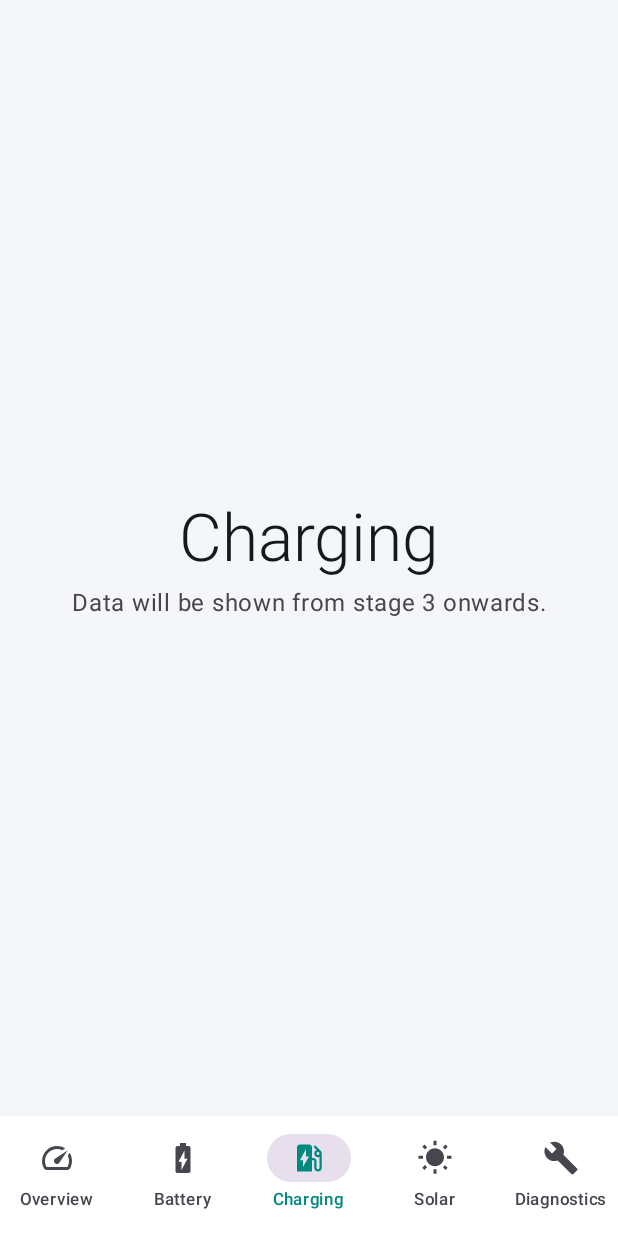
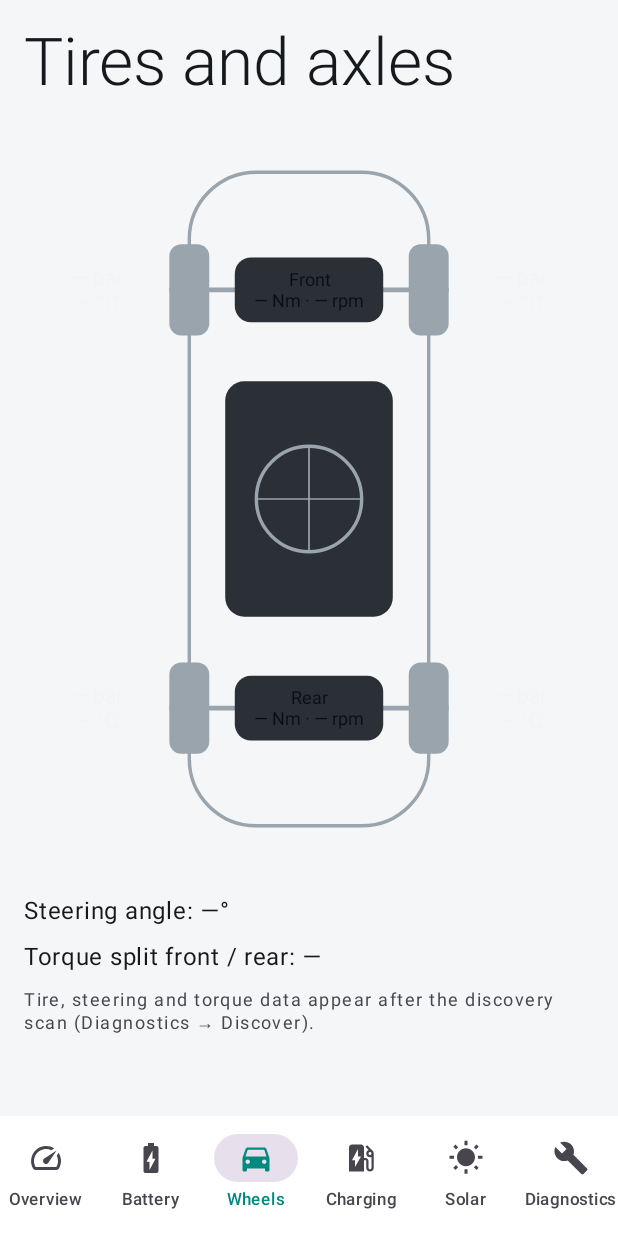
Before and after one commit to eplik82/Ioniq5_app, an Android app built with Jetpack Compose: the screen it shows after launch (MainActivity), item 3 of the bottom bar chosen, on a phone screen of 412 x 824 dp. Run offline under Robolectric (Android 15) with nearby library versions, the phone set to English and light mode, and no system bars.

Commit message:
Interactive battery pack view, tires and axles view, stage 3 discovery scan
- Battery: 180 cells with values inside, voltage/deviation colour modes,
  tap a cell for details; 16 module temperature sensors (from BMS 0101/0105)
- Tires and axles: top-down car with wheels (pressure, temperature),
  front wheels turned by steering angle, motor boxes per axle, g-dot,
  torque split; tire/steering/torque PIDs pending discovery
- Diagnostics: one-tap stage 3 discovery scan over TPMS, motors, brakes,
  steering and VCU (incl. KWP 21xx)

Co-Authored-By: Claude Opus 5.5 <noreply@anthropic.com>
Claude-Session: https://claude.ai/code/session_01M9Xar97AQkJ9rGqLFBecq9

```diff
--- a/app/src/main/java/com/eplik/ioniq5/ui/Ioniq5App.kt
+++ b/app/src/main/java/com/eplik/ioniq5/ui/Ioniq5App.kt
@@ -7,6 +7,7 @@ import androidx.compose.material.icons.filled.BatteryChargingFull
 import androidx.compose.material.icons.filled.Build
 import androidx.compose.material.icons.filled.EvStation
 import androidx.compose.material.icons.filled.Speed
+import androidx.compose.material.icons.filled.DirectionsCar
 import androidx.compose.material.icons.filled.WbSunny
 import androidx.compose.material3.Icon
 import androidx.compose.material3.MaterialTheme
@@ -26,6 +27,7 @@ import androidx.compose.ui.platform.LocalContext
 import androidx.lifecycle.compose.collectAsStateWithLifecycle
 import com.eplik.ioniq5.Ioniq5Application
 import com.eplik.ioniq5.ui.diagnostics.DiagnosticsScreen
+import com.eplik.ioniq5.ui.screens.AxlesScreen
 import com.eplik.ioniq5.ui.screens.BatteryScreen
 import com.eplik.ioniq5.ui.screens.ConnectionScreen
 import androidx.compose.ui.res.stringResource
@@ -37,6 +39,7 @@ import com.eplik.ioniq5.ui.screens.PlaceholderScreen
 private enum class Tab(@StringRes val label: Int, val icon: ImageVector, val stage: Int) {
     OVERVIEW(R.string.tab_overview, Icons.Filled.Speed, 2),
     BATTERY(R.string.tab_battery, Icons.Filled.BatteryChargingFull, 2),
+    AXLES(R.string.tab_axles, Icons.Filled.DirectionsCar, 3),
     CHARGING(R.string.tab_charging, Icons.Filled.EvStation, 3),
     SOLAR(R.string.tab_solar, Icons.Filled.WbSunny, 3),
     DIAGNOSTICS(R.string.tab_diagnostics, Icons.Filled.Build, 1),
@@ -85,6 +88,7 @@ fun Ioniq5App() {
             showConnection -> ConnectionScreen(connection, onBack = { showConnection = false }, modifier = modifier)
             selected == Tab.OVERVIEW -> OverviewScreen(status, readings, onConnectionClick = { showConnection = true }, modifier = modifier)
             selected == Tab.BATTERY -> BatteryScreen(readings, modifier)
+            selected == Tab.AXLES -> AxlesScreen(readings, modifier)
             selected == Tab.DIAGNOSTICS -> DiagnosticsScreen(onConnectionClick = { showConnection = true }, modifier = modifier)
             else -> PlaceholderScreen(stringResource(selected.label), selected.stage, modifier)
         }
--- a/app/src/main/java/com/eplik/ioniq5/ui/diagnostics/DiagnosticsScreen.kt
+++ b/app/src/main/java/com/eplik/ioniq5/ui/diagnostics/DiagnosticsScreen.kt
@@ -105,6 +105,9 @@ fun DiagnosticsScreen(
             OutlinedButton(onClick = { viewModel.scanDids(ecu, didFrom, didTo) }, enabled = connected && !busy) {
                 Text(stringResource(R.string.scan_dids))
             }
+            OutlinedButton(onClick = { viewModel.runDiscovery() }, enabled = connected && !busy) {
+                Text(stringResource(R.string.discover_stage3))
+            }
             if (busy) Button(onClick = { viewModel.stop() }) { Text(stringResource(R.string.stop)) }
             OutlinedButton(
                 onClick = {
--- /dev/null
+++ b/app/src/main/java/com/eplik/ioniq5/ui/screens/AxlesScreen.kt
@@ -0,0 +1,204 @@
+package com.eplik.ioniq5.ui.screens
+
+import androidx.compose.foundation.Canvas
+import androidx.compose.foundation.layout.Arrangement
+import androidx.compose.foundation.layout.Column
+import androidx.compose.foundation.layout.aspectRatio
+import androidx.compose.foundation.layout.fillMaxSize
+import androidx.compose.foundation.layout.fillMaxWidth
+import androidx.compose.foundation.layout.padding
+import androidx.compose.foundation.rememberScrollState
+import androidx.compose.foundation.verticalScroll
+import androidx.compose.material3.MaterialTheme
+import androidx.compose.material3.Text
+import androidx.compose.runtime.Composable
+import androidx.compose.runtime.getValue
+import androidx.compose.ui.Modifier
+import androidx.compose.ui.geometry.CornerRadius
+import androidx.compose.ui.geometry.Offset
+import androidx.compose.ui.geometry.Size
+import androidx.compose.ui.graphics.Color
+import androidx.compose.ui.graphics.drawscope.DrawScope
+import androidx.compose.ui.graphics.drawscope.Stroke
+import androidx.compose.ui.graphics.drawscope.rotate
+import androidx.compose.ui.res.stringResource
+import androidx.compose.ui.text.TextMeasurer
+import androidx.compose.ui.text.TextStyle
+import androidx.compose.ui.text.drawText
+import androidx.compose.ui.text.rememberTextMeasurer
+import androidx.compose.ui.text.style.TextAlign
+import androidx.compose.ui.unit.dp
+import com.eplik.ioniq5.R
+import com.eplik.ioniq5.core.pid.Ioniq5Pids as P
+import com.eplik.ioniq5.core.poll.Readings
+import com.eplik.ioniq5.ui.components.formatValue
+import com.eplik.ioniq5.ui.components.isFresh
+import com.eplik.ioniq5.ui.components.rememberNow
+import com.eplik.ioniq5.ui.components.scaleColor
+import com.eplik.ioniq5.ui.theme.Accent
+import com.eplik.ioniq5.ui.theme.PixelOff
+import com.eplik.ioniq5.ui.theme.TextPrimary
+import com.eplik.ioniq5.ui.theme.TextSecondary
+import com.eplik.ioniq5.ui.theme.Warning
+import kotlin.math.abs
+
+/** Rooliratta ja esirataste nurga suhe (ligikaudne). */
+private const val STEERING_RATIO = 14f
+
+/** Rehvirõhu hoiatuse piir, bar. */
+private const val LOW_PRESSURE_BAR = 2.2
+
+/**
+ * Rehvid ja sillad: auto pealtvaade (esiots üleval). Ratastel rõhk ja temperatuur, esirattad
+ * pööratud roolinurga järgi, sildade juures mootorite andmed, keskel kiirendus.
+ */
+@Composable
+fun AxlesScreen(readings: Readings, modifier: Modifier = Modifier) {
+    val now by rememberNow()
+    val measurer = rememberTextMeasurer()
+    fun v(id: String) = readings[id]?.takeIf { it.isFresh(now) }?.value
+
+    val steering = v(P.STEERING_ANGLE)
+    val frontTorque = v(P.FRONT_MOTOR_TORQUE)
+    val rearTorque = v(P.REAR_MOTOR_TORQUE)
+    val split = if (frontTorque != null && rearTorque != null && abs(frontTorque) + abs(rearTorque) > 1) {
+        abs(frontTorque) / (abs(frontTorque) + abs(rearTorque))
+    } else {
+        null
+    }
+    val labels = AxleLabels(
+        front = stringResource(R.string.front_axle),
+        rear = stringResource(R.string.rear_axle),
+    )
+
+    Column(
+        modifier.fillMaxSize().verticalScroll(rememberScrollState()).padding(16.dp),
+        verticalArrangement = Arrangement.spacedBy(12.dp),
+    ) {
+        Text(stringResource(R.string.tires_axles_title), style = MaterialTheme.typography.displayMedium)
+        Canvas(Modifier.fillMaxWidth().aspectRatio(0.75f)) {
+            drawCar(
+                measurer = measurer,
+                steeringDeg = steering?.toFloat() ?: 0f,
+                wheels = listOf(
+                    Wheel(v(P.TIRE_PRESSURE_FL), v(P.TIRE_TEMP_FL), front = true, left = true),
+                    Wheel(v(P.TIRE_PRESSURE_FR), v(P.TIRE_TEMP_FR), front = true, left = false),
+                    Wheel(v(P.TIRE_PRESSURE_RL), v(P.TIRE_TEMP_RL), front = false, left = true),
+                    Wheel(v(P.TIRE_PRESSURE_RR), v(P.TIRE_TEMP_RR), front = false, left = false),
+                ),
+                front = Motor(labels.front, frontTorque, v(P.MOTOR2_RPM)),
+                rear = Motor(labels.rear, rearTorque, v(P.MOTOR_RPM)),
+                gLat = v(P.LATERAL_ACCEL),
+                gLon = v(P.LONGITUDINAL_ACCEL),
+            )
+        }
+        Text(
+            stringResource(R.string.steering_angle) + ": " + formatValue(steering, 1) + "°",
+            style = MaterialTheme.typography.titleMedium,
+        )
+        Text(
+            stringResource(R.string.torque_split) + ": " +
+                (split?.let { "${formatValue(it * 100, 0)} / ${formatValue((1 - it) * 100, 0)} %" } ?: "—"),
+            style = MaterialTheme.typography.titleMedium,
+        )
+        Text(
+            stringResource(R.string.axles_data_note),
+            style = MaterialTheme.typography.labelMedium,
+            color = MaterialTheme.colorScheme.onSurfaceVariant,
+        )
+    }
+}
+
+private data class AxleLabels(val front: String, val rear: String)
+
+private data class Wheel(val pressureBar: Double?, val tempC: Double?, val front: Boolean, val left: Boolean)
+
+private data class Motor(val label: String, val torqueNm: Double?, val rpm: Double?)
+
+private fun DrawScope.drawCar(
+    measurer: TextMeasurer,
+    steeringDeg: Float,
+    wheels: List<Wheel>,
+    front: Motor,
+    rear: Motor,
+    gLat: Double?,
+    gLon: Double?,
+) {
+    val w = size.width
+    val h = size.height
+    val bodyW = w * 0.42f
+    val bodyH = h * 0.86f
+    val bodyLeft = (w - bodyW) / 2
+    val bodyTop = (h - bodyH) / 2
+    val stroke = Stroke(width = w * 0.006f)
+
+    // Kere
+    drawRoundRect(TextSecondary, Offset(bodyLeft, bodyTop), Size(bodyW, bodyH), CornerRadius(bodyW * 0.28f), style = stroke)
+    // Klaasikatus (päikesekatus)
+    drawRoundRect(
+        PixelOff,
+        Offset(bodyLeft + bodyW * 0.15f, bodyTop + bodyH * 0.32f),
+        Size(bodyW * 0.7f, bodyH * 0.36f),
+        CornerRadius(bodyW * 0.08f),
+    )
+
+    val frontY = bodyTop + bodyH * 0.18f
+    val rearY = bodyTop + bodyH * 0.82f
+    val wheelW = w * 0.07f
+    val wheelH = h * 0.12f
+
+    // Sillad
+    listOf(frontY to front, rearY to rear).forEach { (y, motor) ->
+        drawLine(TextSecondary, Offset(bodyLeft - wheelW / 2, y), Offset(bodyLeft + bodyW + wheelW / 2, y), strokeWidth = w * 0.008f)
+        val active = (motor.torqueNm ?: 0.0) != 0.0 || (motor.rpm ?: 0.0) != 0.0
+        val boxW = bodyW * 0.62f
+        val boxH = h * 0.085f
+        drawRoundRect(
+            if (active) Accent else PixelOff,
+            Offset(w / 2 - boxW / 2, y - boxH / 2),
+            Size(boxW, boxH),
+            CornerRadius(boxH * 0.25f),
+        )
+        val text = "${motor.label}\n${formatValue(motor.torqueNm, 0)} Nm · ${formatValue(motor.rpm, 0)} rpm"
+        drawCentered(measurer, text, Offset(w / 2, y), TextStyle(color = Color(0xFF0B0E11), fontSize = (h * 0.024f).toSp(), textAlign = TextAlign.Center))
+    }
+
+    // Rattad
+    wheels.forEach { wheel ->
+        val cx = if (wheel.left) bodyLeft else bodyLeft + bodyW
+        val cy = if (wheel.front) frontY else rearY
+        val low = wheel.pressureBar != null && wheel.pressureBar < LOW_PRESSURE_BAR
+        val color = when {
+            wheel.pressureBar == null -> TextSecondary
+            low -> Warning
+            else -> Accent
+        }
+        val angle = if (wheel.front) steeringDeg / STEERING_RATIO else 0f
+        rotate(angle, pivot = Offset(cx, cy)) {
+            drawRoundRect(color, Offset(cx - wheelW / 2, cy - wheelH / 2), Size(wheelW, wheelH), CornerRadius(wheelW * 0.3f))
+        }
+        val label = "${formatValue(wheel.pressureBar, 1)} bar\n${formatValue(wheel.tempC, 0)} °C"
+        val labelX = if (wheel.left) (cx - wheelW / 2) / 2 else (cx + wheelW / 2 + w) / 2
+        drawCentered(measurer, label, Offset(labelX, cy), TextStyle(color = TextPrimary, fontSize = (h * 0.028f).toSp(), textAlign = TextAlign.Center))
+    }
+
+    // Kiirenduse punkt (±0,5 g ring)
+    val center = Offset(w / 2, h / 2)
+    val radius = bodyW * 0.22f
+    drawCircle(TextSecondary, radius, center, style = stroke)
+    drawLine(TextSecondary, Offset(center.x - radius, center.y), Offset(center.x + radius, center.y), strokeWidth = stroke.width / 2)
+    drawLine(TextSecondary, Offset(center.x, center.y - radius), Offset(center.x, center.y + radius), strokeWidth = stroke.width / 2)
+    if (gLat != null && gLon != null) {
+        val g = kotlin.math.hypot(gLat, gLon)
+        val dot = Offset(
+            center.x + (gLat / 0.5).coerceIn(-1.0, 1.0).toFloat() * radius,
+            center.y - (gLon / 0.5).coerceIn(-1.0, 1.0).toFloat() * radius,
+        )
+        drawCircle(scaleColor((g / 0.5).toFloat()), radius * 0.15f, dot)
+    }
+}
+
+private fun DrawScope.drawCentered(measurer: TextMeasurer, text: String, center: Offset, style: TextStyle) {
+    val layout = measurer.measure(text, style)
+    drawText(layout, topLeft = Offset(center.x - layout.size.width / 2, center.y - layout.size.height / 2))
+}
--- a/app/src/main/res/values/strings.xml
+++ b/app/src/main/res/values/strings.xml
@@ -53,4 +53,17 @@
     <string name="total_discharged">Total discharged</string>
     <string name="operating_time">BMS operating time</string>
     <string name="cells_summary">%1$d cells, %2$s…%3$s V</string>
+    <string name="tab_axles">Wheels</string>
+    <string name="tires_axles_title">Tires and axles</string>
+    <string name="front_axle">Front</string>
+    <string name="rear_axle">Rear</string>
+    <string name="steering_angle">Steering angle</string>
+    <string name="torque_split">Torque split front / rear</string>
+    <string name="axles_data_note">Tire, steering and torque data appear after the discovery scan (Diagnostics → Discover).</string>
+    <string name="mode_voltage">Voltage</string>
+    <string name="mode_deviation">Deviation, mV</string>
+    <string name="tap_cell_hint">Tap a cell for details</string>
+    <string name="selected_cell">Cell %1$d: %2$s V (%3$s mV from average)</string>
+    <string name="module_temps">Module temperatures</string>
+    <string name="discover_stage3">Discover (stage 3)</string>
 </resources>
--- a/core/src/main/kotlin/com/eplik/ioniq5/core/poll/Reading.kt
+++ b/core/src/main/kotlin/com/eplik/ioniq5/core/poll/Reading.kt
@@ -25,3 +25,7 @@ fun Readings.cellVoltages(): List<Double> =
         .map { value(Ioniq5Pids.cellId(it)) }
         .takeWhile { it != null && it > 1.0 }
         .map { it!! }
+
+/** Mooduli temperatuurid 1..16 (puuduvad jäetakse null-iks). */
+fun Readings.moduleTemperatures(): List<Double?> =
+    (1..Ioniq5Pids.MODULE_TEMP_COUNT).map { value(Ioniq5Pids.moduleTempId(it)) }
```
Also changed, not shown: app/src/main/java/com/eplik/ioniq5/ui/components/BatteryPack.kt (added, +123 -0 lines), app/src/main/java/com/eplik/ioniq5/ui/components/CellHeatmap.kt (deleted, +0 -41 lines), app/src/main/java/com/eplik/ioniq5/ui/diagnostics/DiagnosticsViewModel.kt (+25 -0 lines), app/src/main/java/com/eplik/ioniq5/ui/screens/BatteryScreen.kt (+66 -12 lines), core/src/main/kotlin/com/eplik/ioniq5/core/pid/Ioniq5Pids.kt (+31 -2 lines), core/src/main/kotlin/com/eplik/ioniq5/core/scan/DidScanner.kt (+11 -4 lines), core/src/main/kotlin/com/eplik/ioniq5/core/scan/DiscoveryPlan.kt (added, +34 -0 lines), 3 other files.
